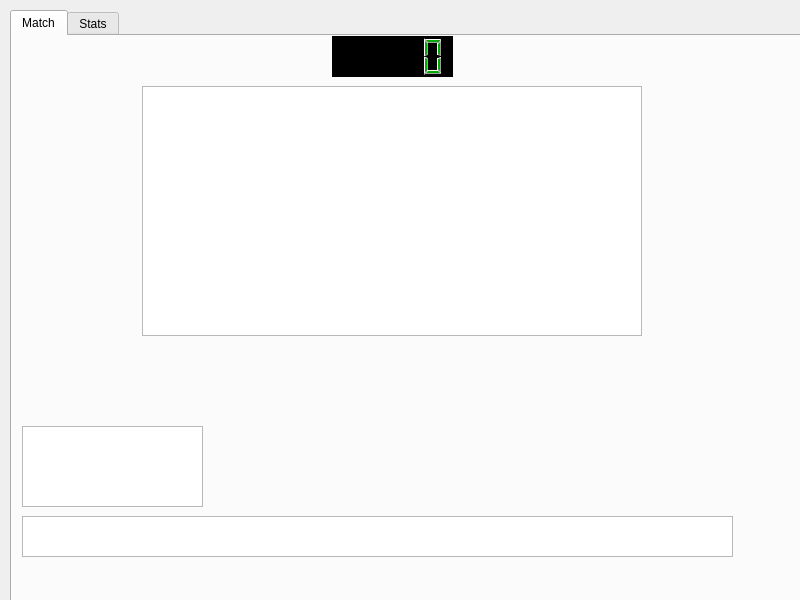
Old version of the form matchscreen.ui in the repository walsh06/grifball.
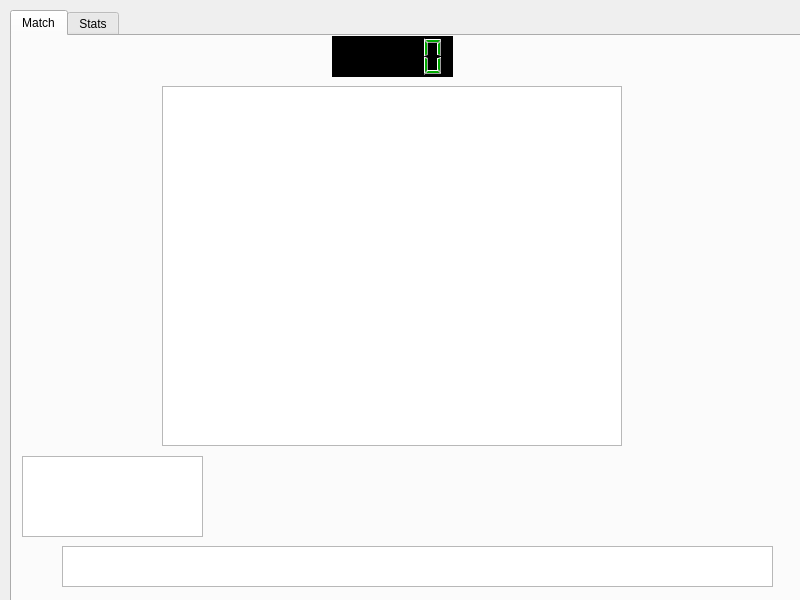
New version of the form.

```diff
--- a/matchscreen.ui
+++ b/matchscreen.ui
@@ -38,8 +38,8 @@
     <widget class="QTextBrowser" name="mainOutput">
      <property name="geometry">
       <rect>
-       <x>10</x>
-       <y>480</y>
+       <x>50</x>
+       <y>510</y>
        <width>711</width>
        <height>41</height>
       </rect>
@@ -49,7 +49,7 @@
      <property name="geometry">
       <rect>
        <x>10</x>
-       <y>390</y>
+       <y>420</y>
        <width>181</width>
        <height>81</height>
       </rect>
@@ -72,10 +72,10 @@
     <widget class="QGraphicsView" name="field">
      <property name="geometry">
       <rect>
-       <x>130</x>
+       <x>150</x>
        <y>50</y>
-       <width>500</width>
-       <height>250</height>
+       <width>460</width>
+       <height>360</height>
       </rect>
      </property>
      <property name="frameShape">
@@ -85,8 +85,8 @@
       <rectf>
        <x>0.000000000000000</x>
        <y>0.000000000000000</y>
-       <width>200.000000000000000</width>
-       <height>200.000000000000000</height>
+       <width>450.000000000000000</width>
+       <height>350.000000000000000</height>
       </rectf>
      </property>
     </widget>
```
